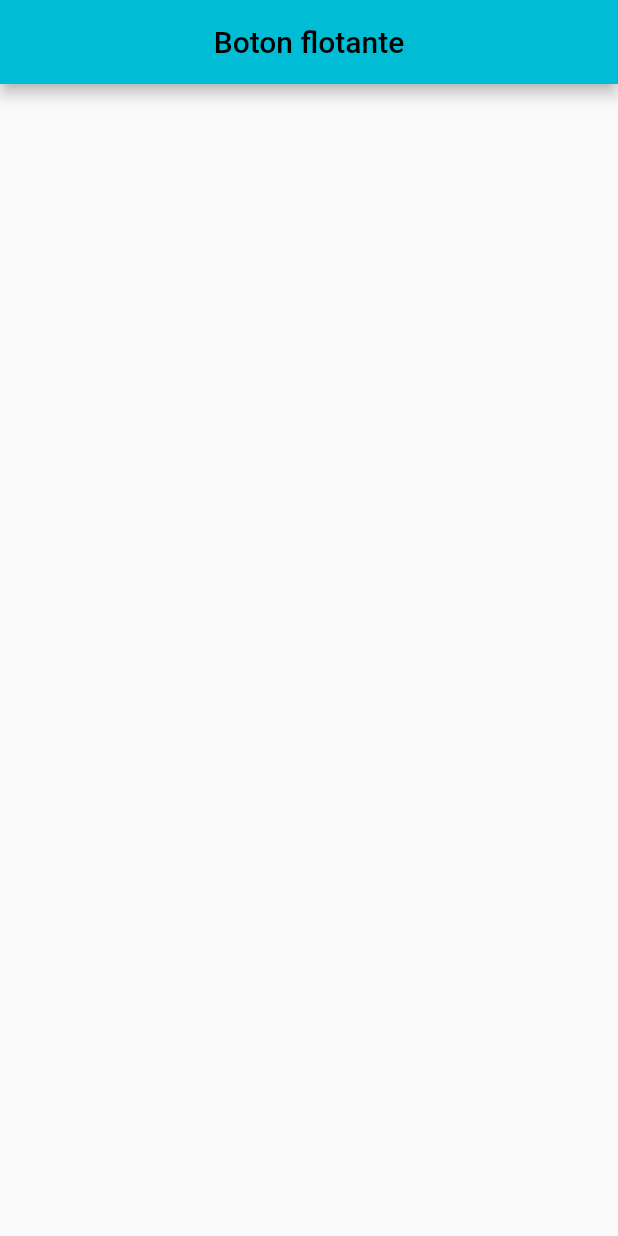
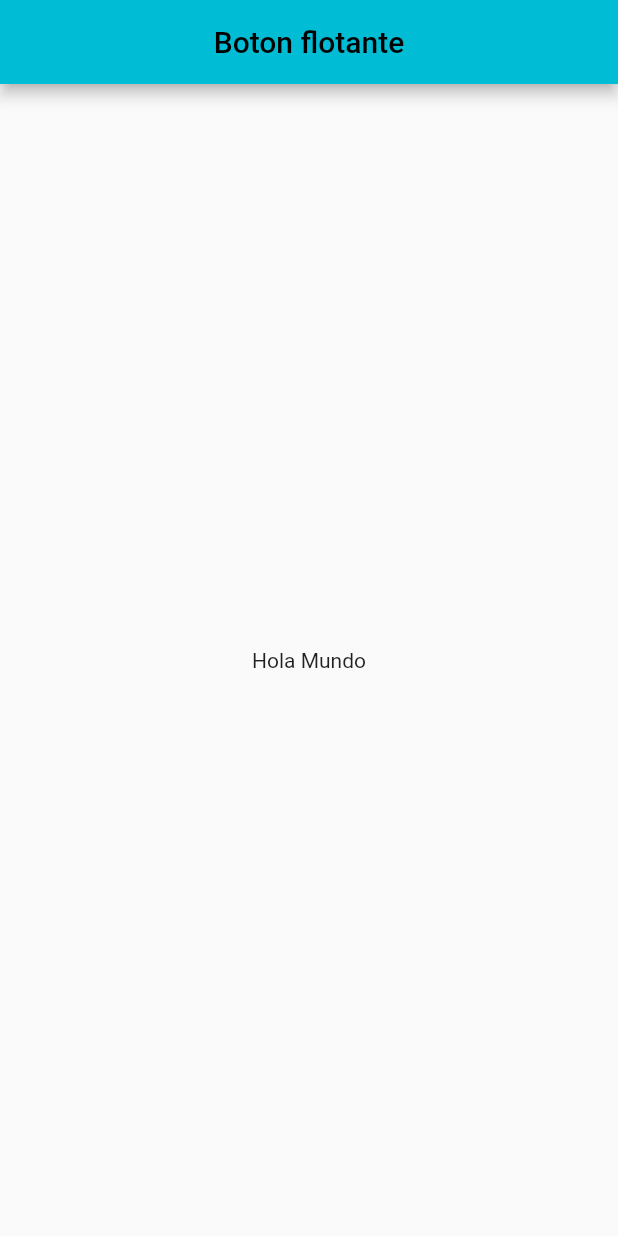
Before and after one commit to LeslieHernandez0427/flutter, a Flutter app: the screen it shows after launch, on a phone screen of 412 x 824 dp. Run offline on Flutter 3.47's test engine with Material 2 defaults, Android fonts, the phone set to English and light mode, and no system bars; statements that could not run were skipped.

```diff
--- a/lib/main.dart
+++ b/lib/main.dart
@@ -10,9 +10,7 @@ class MyApp extends StatelessWidget {
     return MaterialApp(
       debugShowCheckedModeBanner: false,
       home: BotonFlotante(),
-      theme: ThemeData(
-        primarySwatch: Colors.cyan,
-      ),
+      theme: ThemeData(primarySwatch: Colors.cyan, accentColor: Colors.purple, textTheme: TextTheme(bodyText2: TextStyle(Colors.pink, fontSize: 50))),
     );
   }
 }
--- a/lib/screens/boton_flotante_screen.dart
+++ b/lib/screens/boton_flotante_screen.dart
@@ -6,8 +6,18 @@ class BotonFlotante extends StatelessWidget {
   Widget build(BuildContext context) {
     return Scaffold(
       appBar: AppBar(
-        title: Center(child: Text("Boton flotante")),
-      ),
+        title: Center(
+          child: Text("Boton flotante")
+          )
+          ),
+          body: Center(
+            child: Column(
+              mainAxisAlignment: MainAxisAlignment.center,
+              children:[
+                Text("Hola Mundo")
+              ]
+            )
+          )
     );
   }
 }
```
Also changed, not shown: 1 other file.
